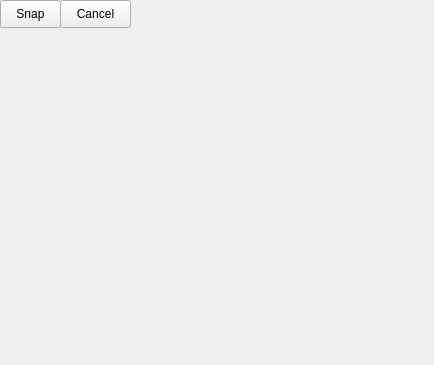
First picture: the form in src/qt/forms/snapwidget.ui, repository orioncoin-dev/fedoratipscoin, before the edit.
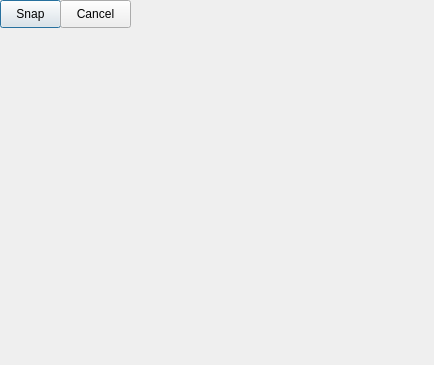
Second picture: the form after the edit.

Commit message: change qr code window to a QDialog

```diff
--- a/src/qt/forms/snapwidget.ui
+++ b/src/qt/forms/snapwidget.ui
@@ -1,7 +1,7 @@
 <?xml version="1.0" encoding="UTF-8"?>
 <ui version="4.0">
  <class>SnapWidget</class>
- <widget class="QWidget" name="SnapWidget">
+ <widget class="QDialog" name="SnapWidget">
   <property name="geometry">
    <rect>
     <x>0</x>
```
